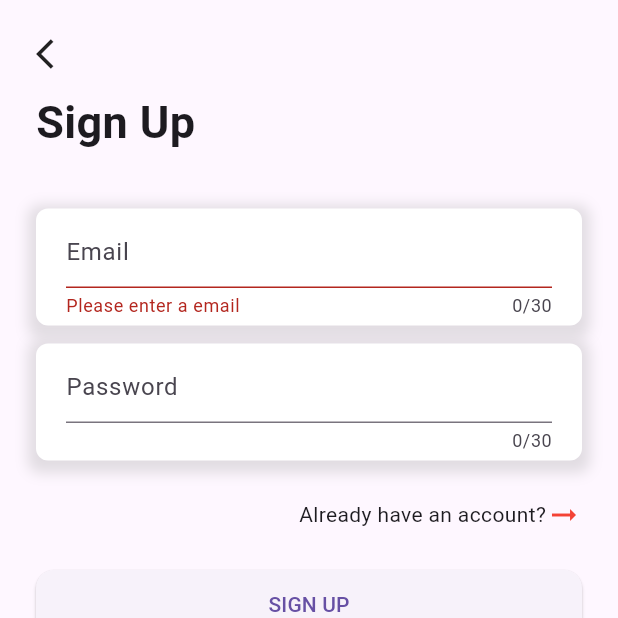
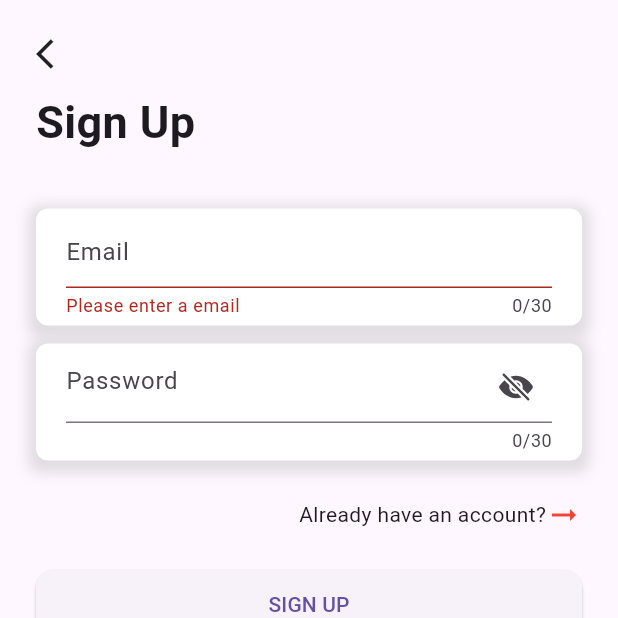
Before and after one commit to kietdev123/ecommerce_mobile, a Flutter app: the screen it shows after launch, after a tap on "SIGN UP", on a phone screen of 412 x 824 dp, the top half of it. Run offline on Flutter 3.47's test engine with Material 3 defaults, Android fonts, the phone set to English and light mode, and no system bars; our stand-ins replace firebase_auth, firebase_core, flutter_bloc, flutter_easyloading, flutter_localization, ionicons; accounts and stored records are empty.

Commit message:
feat: add bloc in sign up

```diff
--- /dev/null
+++ b/devtools_options.yaml
@@ -0,0 +1 @@
+extensions:
--- /dev/null
+++ b/lib/bloc/authentication/authentication_bloc.dart
@@ -0,0 +1,41 @@
+import 'package:firebase_auth/firebase_auth.dart';
+import 'package:flutter_bloc/flutter_bloc.dart';
+import 'package:flutter_easyloading/flutter_easyloading.dart';
+
+import '../../main.dart';
+import '../../repository/authentication/authentication_imp.dart';
+import 'authentication_event.dart';
+import 'authentication_state.dart';
+
+class AuthenticationBloc
+    extends Bloc<AuthenticationEvent, AuthenticationState> {
+  //Authentication repo instance
+  final _authenticationRepo = AuthenticationRepoImp();
+  int value = 0;
+  late final FirebaseAuth auth;
+
+  AuthenticationBloc() : super(AuthenticationInitial(0)) {
+    auth = FirebaseAuth.instanceFor(app: app);
+    // on<AuthenticationSignInWithEmailPassWordEvent>((event, emit) {
+    //   _signIn(event, emit);
+    // });
+    on<AuthenticationSignInWithEmailPassWordEvent>(_signIn);
+  }
+
+  Future<void> _signIn(
+      AuthenticationEvent event, Emitter<AuthenticationState> emit) async {
+    emit(AuthenticationLoading());
+    if (event is AuthenticationSignInWithEmailPassWordEvent) {
+      try {
+        await _authenticationRepo.signInWithEmailPassword(
+            event.email, event.password);
+
+        emit(AuthenticationSignInSuccess());
+      } catch (e) {
+        print(e);
+
+        emit(AuthenticationPageError(e));
+      }
+    }
+  }
+}
--- /dev/null
+++ b/lib/bloc/authentication/authentication_event.dart
@@ -0,0 +1,7 @@
+abstract class AuthenticationEvent {}
+
+class AuthenticationSignInWithEmailPassWordEvent extends AuthenticationEvent {
+  final String email;
+  final String password;
+  AuthenticationSignInWithEmailPassWordEvent(this.email, this.password);
+}
--- /dev/null
+++ b/lib/bloc/authentication/authentication_state.dart
@@ -0,0 +1,19 @@
+abstract class AuthenticationState {}
+
+//This is innitial state of bloc
+class AuthenticationInitial extends AuthenticationState {
+  late final int value;
+  AuthenticationInitial(this.value);
+}
+
+//This is the loading state of bloc
+class AuthenticationLoading extends AuthenticationState {}
+
+//This is the success state of bloc
+class AuthenticationSignInSuccess extends AuthenticationState {}
+
+//This is the error state of bloc
+class AuthenticationPageError extends AuthenticationState {
+  late final dynamic error;
+  AuthenticationPageError(this.error);
+}
--- a/lib/main.dart
+++ b/lib/main.dart
@@ -1,6 +1,4 @@
-import 'dart:io';
-
-import 'package:ecommerce_mobile/ui/authentication/login_screen.dart';
+import 'package:ecommerce_mobile/ui/authentication/sign_in_screen.dart';
 import 'package:ecommerce_mobile/ui/test_screen.dart';
 import 'package:firebase_core/firebase_core.dart';
 import 'package:flutter/foundation.dart';
@@ -9,12 +7,14 @@ import 'package:flutter_localization/flutter_localization.dart';
 import 'firebase_options.dart';
 import 'res/app_locale.dart';
 import 'routes/route_generator.dart';
+import 'package:flutter_easyloading/flutter_easyloading.dart';
 
-bool shouldUseFirebaseEmulator = false;
+late final FirebaseApp app;
+
 Future<void> main() async {
   WidgetsFlutterBinding.ensureInitialized();
 
-  await Firebase.initializeApp(
+  app = await Firebase.initializeApp(
     options: DefaultFirebaseOptions.currentPlatform,
   );
 
@@ -51,10 +51,11 @@ class _MyAppState extends State<MyApp> {
   @override
   Widget build(BuildContext context) {
     return MaterialApp(
-      initialRoute: LoginScreen.id,
+      initialRoute: SignInScreen.id,
       onGenerateRoute: RouteGenerator().generateRoute,
       supportedLocales: localization.supportedLocales,
       localizationsDelegates: localization.localizationsDelegates,
+      builder: EasyLoading.init(),
     );
   }
 }
--- /dev/null
+++ b/lib/repository/authentication/authentication_repo.dart
@@ -0,0 +1,4 @@
+abstract class AuthenticationRepo {
+  Future<dynamic> signInWithEmailPassword(
+      String email, String password) async {}
+}
--- a/lib/routes/route_generator.dart
+++ b/lib/routes/route_generator.dart
@@ -1,4 +1,5 @@
-import 'package:ecommerce_mobile/ui/authentication/login_screen.dart';
+import 'package:ecommerce_mobile/bloc/authentication/authentication_bloc.dart';
+import 'package:ecommerce_mobile/ui/authentication/sign_in_screen.dart';
 import 'package:ecommerce_mobile/ui/setting/setting_screen.dart';
 import 'package:flutter/material.dart';
 import 'package:flutter_bloc/flutter_bloc.dart';
@@ -12,17 +13,17 @@ class RouteGenerator {
     switch (settings.name) {
       case TestScreen.id:
         return MaterialPageRoute(
-          builder: (_) => BlocProvider<CounterBloc>.value(
-            value: CounterBloc(),
+          builder: (_) => BlocProvider(
+            create: (_) => CounterBloc(),
             child: const TestScreen(),
           ),
         );
 
-      case LoginScreen.id:
+      case SignInScreen.id:
         return MaterialPageRoute(
-          builder: (_) => BlocProvider<CounterBloc>.value(
-            value: CounterBloc(),
-            child: const LoginScreen(),
+          builder: (_) => BlocProvider(
+            create: (_) => AuthenticationBloc(),
+            child: const SignInScreen(),
           ),
         );
 
--- a/lib/ui/authentication/login_screen.dart
+++ /dev/null
@@ -1,148 +0,0 @@
-import 'package:ecommerce_mobile/res/resources.dart';
-import 'package:ecommerce_mobile/ui/setting/setting_screen.dart';
-import 'package:ecommerce_mobile/ui/utils/utils.dart';
-import 'package:ecommerce_mobile/ui/widgets/custom_card.dart';
-import 'package:ecommerce_mobile/ui/widgets/padding_screen.dart';
-import 'package:firebase_auth/firebase_auth.dart';
-import 'package:flutter/material.dart';
-import 'package:flutter/widgets.dart';
-import 'package:flutter_localization/flutter_localization.dart';
-
-import '../../res/app_locale.dart';
-
-class LoginScreen extends StatefulWidget {
-  static const String id = "login_screen";
-  const LoginScreen({super.key});
-
-  @override
-  State<LoginScreen> createState() => _LoginScreenState();
-}
-
-class _LoginScreenState extends State<LoginScreen> {
-  final _formKey = GlobalKey<FormState>();
-  final _emailTextController = TextEditingController();
-  final _passwordTextController = TextEditingController();
-  bool isLoading = false;
-
-  @override
-  Widget build(BuildContext context) {
-    final resource = Resources(context);
-    return Scaffold(
-      body: SingleChildScrollView(
-        child: PaddingScreen(
-          child: Column(children: [
-            Form(
-              key: _formKey,
-              child: Column(
-                crossAxisAlignment: CrossAxisAlignment.start,
-                children: <Widget>[
-                  // Add TextFormFields and ElevatedButton here.
-                  // IconButton(
-                  //     padding: const EdgeInsets.all(0),
-                  //     onPressed: () {},
-                  //     icon: ),
-                  const SizedBox(height: 24),
-                  const Icon(Icons.arrow_back_ios),
-                  const SizedBox(height: 12),
-                  Text(
-                    AppLocale.signUp.getString(context),
-                    style: const TextStyle(
-                        fontWeight: FontWeight.bold, fontSize: 30),
-                  ),
-                  const SizedBox(height: 36),
-
-                  CustomCard(
-                    child: TextFormField(
-                      controller: _emailTextController,
-                      // The validator receives the text that the user has entered.
-                      maxLength: 30,
-                      decoration: const InputDecoration(
-                        hintText: "Email",
-                      ),
-                      validator: validateEmail,
-                    ),
-                  ),
-
-                  const SizedBox(height: 12),
-
-                  CustomCard(
-                    child: TextFormField(
-                      controller: _passwordTextController,
-                      // The validator receives the text that the user has entered.
-                      maxLength: 30,
-                      decoration: const InputDecoration(hintText: "Password"),
-                      obscureText: true,
-                    ),
-                  ),
-
-                  const SizedBox(height: 24),
-
-                  Row(
-                    mainAxisAlignment: MainAxisAlignment.end,
-                    children: [
-                      Text('Already have an account?'),
-                      Icon(
-                        Icons.arrow_right_alt_outlined,
-                        color: Colors.red,
-                      )
-                    ],
-                  ),
-
-                  const SizedBox(height: 24),
-
-                  ElevatedButton(
-                    style: ElevatedButton.styleFrom(
-                      minimumSize: const Size(double.infinity, 46),
-                      maximumSize: const Size(double.infinity, 46),
-                      shape: RoundedRectangleBorder(
-                        borderRadius: BorderRadius.circular(12.0),
-                      ),
-                    ),
-                    onPressed: () async {
-                      // Validate returns true if the form is valid, or false otherwise.
-                      if (_formKey.currentState!.validate()) {
-                        // If the form is valid, display a snackbar. In the real world,
-                        // you'd often call a server or save the information in a database.
-                        setState(() {
-                          isLoading = true;
-                        });
-                        try {
-                          var emailAddress = _emailTextController.text.trim();
-                          var password = _passwordTextController.text.trim();
-
-                          final credential = await FirebaseAuth.instance
-                              .signInWithEmailAndPassword(
-                                  email: emailAddress, password: password);
-
-                          ScaffoldMessenger.of(context).showSnackBar(
-                            const SnackBar(content: Text('Login success')),
-                          );
-                        } on FirebaseAuthException catch (e) {
-                          print(e.message);
-                          ScaffoldMessenger.of(context).showSnackBar(
-                            SnackBar(content: Text(e.message.toString())),
-                          );
-                        }
-                        setState(() {
-                          isLoading = false;
-                        });
-                        Navigator.of(context, rootNavigator: true).pushNamed(
-                          SettingScreen.id,
-                        );
-                      }
-                    },
-                    child: (isLoading)
-                        ? const Center(
-                            child: CircularProgressIndicator(),
-                          )
-                        : const Text('SIGN UP'),
-                  ),
-                ],
-              ),
-            ),
-          ]),
-        ),
-      ),
-    );
-  }
-}
--- /dev/null
+++ b/lib/ui/authentication/sign_in_screen.dart
@@ -0,0 +1,185 @@
+import 'package:ecommerce_mobile/bloc/authentication/authentication_bloc.dart';
+import 'package:ecommerce_mobile/bloc/authentication/authentication_event.dart';
+import 'package:ecommerce_mobile/bloc/authentication/authentication_state.dart';
+import 'package:ecommerce_mobile/res/resources.dart';
+import 'package:ecommerce_mobile/ui/setting/setting_screen.dart';
+import 'package:ecommerce_mobile/ui/utils/utils.dart';
+import 'package:ecommerce_mobile/ui/widgets/custom_card.dart';
+import 'package:ecommerce_mobile/ui/widgets/padding_screen.dart';
+import 'package:firebase_auth/firebase_auth.dart';
+import 'package:flutter/material.dart';
+import 'package:flutter/widgets.dart';
+import 'package:flutter_bloc/flutter_bloc.dart';
+import 'package:flutter_easyloading/flutter_easyloading.dart';
+import 'package:flutter_localization/flutter_localization.dart';
+import 'package:ionicons/ionicons.dart';
+
+import '../../res/app_locale.dart';
+
+class SignInScreen extends StatefulWidget {
+  static const String id = "sign_in_screen";
+  const SignInScreen({super.key});
+
+  @override
+  State<SignInScreen> createState() => _SignInScreenState();
+}
+
+class _SignInScreenState extends State<SignInScreen> {
+  final _formKey = GlobalKey<FormState>();
+  final _emailTextController = TextEditingController();
+  final _passwordTextController = TextEditingController();
+  bool isLoading = false;
+  bool isObscure = true;
+
+  late AuthenticationBloc _authenticationBloc;
+
+  @override
+  void initState() {
+    _authenticationBloc = BlocProvider.of(context);
+
+    super.initState();
+  }
+
+  @override
+  Widget build(BuildContext context) {
+    final resource = Resources(context);
+
+    return Scaffold(
+      body: SingleChildScrollView(
+        child: PaddingScreen(
+          child: Column(children: [
+            Form(
+              key: _formKey,
+              child: Column(
+                crossAxisAlignment: CrossAxisAlignment.start,
+                children: <Widget>[
+                  // Add TextFormFields and ElevatedButton here.
+                  // IconButton(
+                  //     padding: const EdgeInsets.all(0),
+                  //     onPressed: () {},
+                  //     icon: ),
+                  const SizedBox(height: 24),
+                  const Icon(Icons.arrow_back_ios),
+                  const SizedBox(height: 12),
+                  Text(
+                    AppLocale.signUp.getString(context),
+                    style: const TextStyle(
+                        fontWeight: FontWeight.bold, fontSize: 30),
+                  ),
+                  const SizedBox(height: 36),
+
+                  CustomCard(
+                    child: TextFormField(
+                      controller: _emailTextController,
+                      // The validator receives the text that the user has entered.
+                      maxLength: 30,
+                      decoration: const InputDecoration(
+                        hintText: "Email",
+                      ),
+                      validator: validateEmail,
+                    ),
+                  ),
+
+                  const SizedBox(height: 12),
+
+                  CustomCard(
+                    child: TextFormField(
+                      controller: _passwordTextController,
+                      // The validator receives the text that the user has entered.
+                      maxLength: 30,
+                      decoration: InputDecoration(
+                        hintText: AppLocale.password.getString(context),
+                        suffixIcon: isObscure
+                            ? IconButton(
+                                onPressed: () {
+                                  setState(() {
+                                    isObscure = !isObscure;
+                                  });
+                                },
+                                icon: const Icon(Ionicons.eye_off))
+                            : IconButton(
+                                onPressed: () {
+                                  setState(() {
+                                    isObscure = !isObscure;
+                                  });
+                                },
+                                icon: const Icon(Ionicons.eye),
+                              ),
+                      ),
+                      obscureText: isObscure,
+                    ),
+                  ),
+
+                  const SizedBox(height: 24),
+
+                  const Row(
+                    mainAxisAlignment: MainAxisAlignment.end,
+                    children: [
+                      Text('Already have an account?'),
+                      Icon(
+                        Icons.arrow_right_alt_outlined,
+                        color: Colors.red,
+                      )
+                    ],
+                  ),
+
+                  const SizedBox(height: 24),
+
+                  BlocConsumer<AuthenticationBloc, AuthenticationState>(
+                    builder: (context, state) {
+                      return ElevatedButton(
+                          style: ElevatedButton.styleFrom(
+                            minimumSize: const Size(double.infinity, 46),
+                            maximumSize: const Size(double.infinity, 46),
+                            shape: RoundedRectangleBorder(
+                              borderRadius: BorderRadius.circular(12.0),
+                            ),
+                          ),
+                          onPressed: () async {
+                            if (state is AuthenticationSignInSuccess) return;
+                            if (state is AuthenticationLoading) return;
+                            if (_formKey.currentState!.validate()) {
+                              var emailAddress =
+                                  _emailTextController.text.trim();
+                              var password =
+                                  _passwordTextController.text.trim();
+                              EasyLoading.show();
+
+                              _authenticationBloc.add(
+                                AuthenticationSignInWithEmailPassWordEvent(
+                                  emailAddress,
+                                  password,
+                                ),
+                              );
+                            }
+                          },
+                          child: Text(AppLocale.signUp
+                              .getString(context)
+                              .toUpperCase()));
+                    },
+                    listener: (context, state) async {
+                      if (state is AuthenticationLoading) {
+                      } else if (state is AuthenticationSignInSuccess) {
+                        EasyLoading.dismiss();
+                        EasyLoading.showSuccess('Login successful');
+                        Future.delayed(const Duration(seconds: 2), () {
+                          Navigator.of(context, rootNavigator: true).pushNamed(
+                            SettingScreen.id,
+                          );
+                        });
+                      } else if (state is AuthenticationPageError) {
+                        EasyLoading.dismiss();
+
+                        EasyLoading.showError(state.error.toString());
+                      }
+                    },
+                  ),
+                ],
+              ),
+            ),
+          ]),
+        ),
+      ),
+    );
+  }
+}
--- a/lib/ui/widgets/padding_screen.dart
+++ b/lib/ui/widgets/padding_screen.dart
@@ -1,6 +1,4 @@
-import 'package:flutter/foundation.dart';
 import 'package:flutter/material.dart';
-
 import '../../res/resources.dart';
 
 class PaddingScreen extends StatelessWidget {
--- a/pubspec.yaml
+++ b/pubspec.yaml
@@ -41,11 +41,13 @@ dependencies:
   flutter_bloc: ^8.1.1     #Used to implement bloc in the app
   url_launcher: ^6.1.6     #For launching the web URL, Phone call etc.
   flutter_svg: ^1.1.6      #For loading SVG image into the app.
+  ionicons: ^0.2.2
 
   firebase_auth: ^4.17.7   #For authentication.
   firebase_core: ^2.26.0
 
   flutter_localization: ^0.2.0
+  flutter_easyloading: ^3.0.5
 
 dev_dependencies:
   flutter_test:
```
Also changed, not shown: lib/data/remote/firebase/firebase_service.dart (added, +13 -0 lines), lib/repository/authentication/authentication_imp.dart (added, +18 -0 lines), pubspec.lock, 1 other file.
